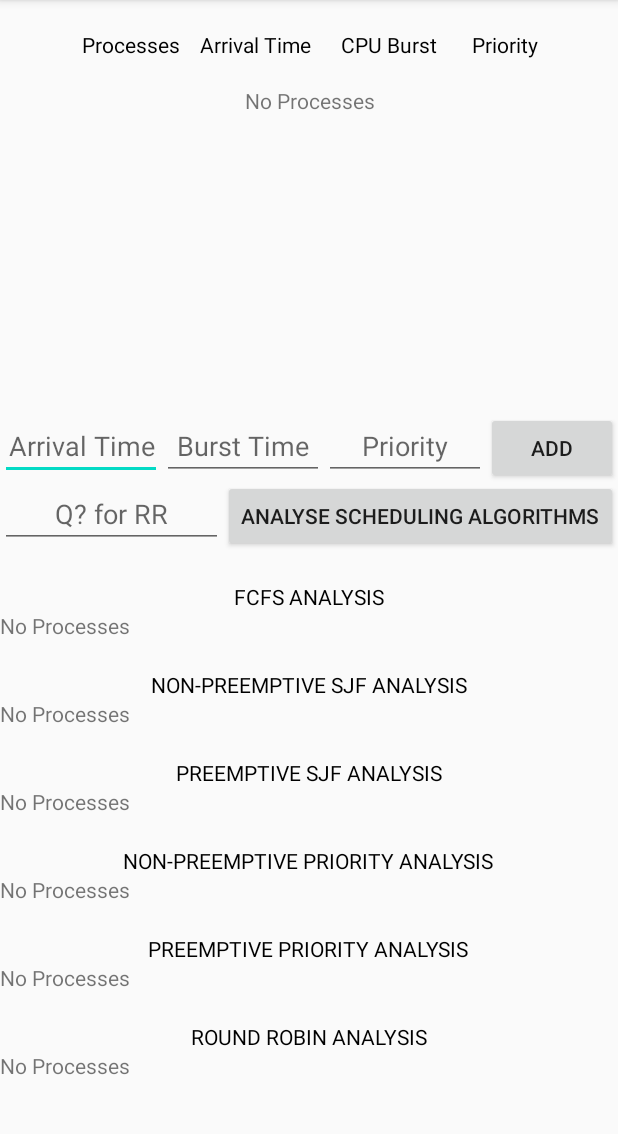
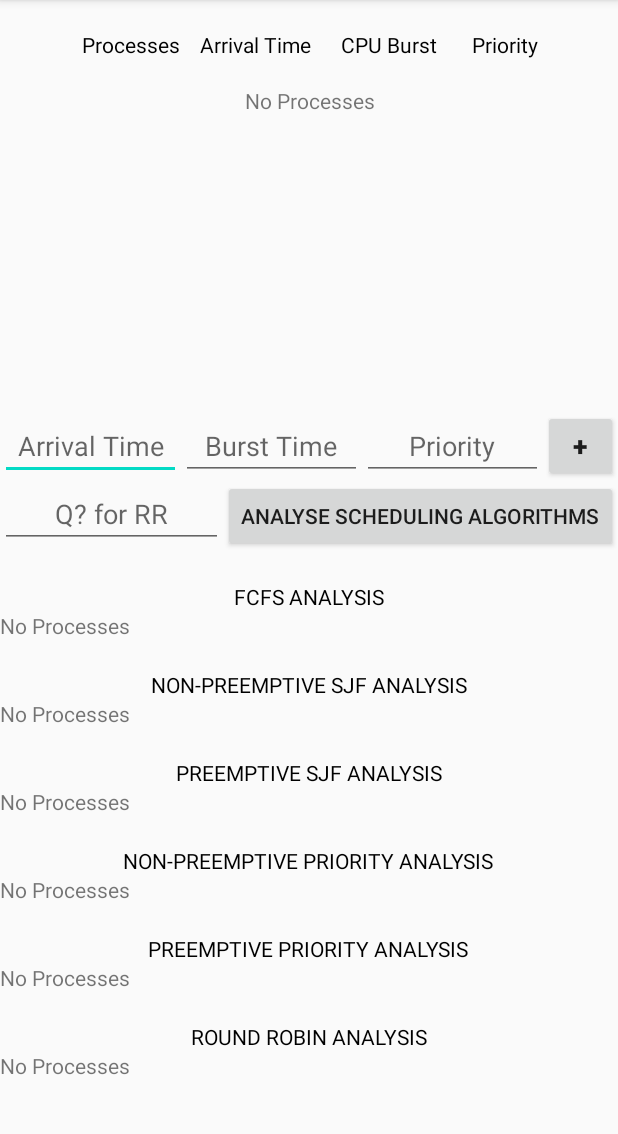
Before and after one commit to abhinandanarya06/CPU-Scheduling-Analyser, an Android app: the screen it shows after launch (MainActivity), on a phone screen of 412 x 824 dp, the part 84-1218 px from its top. Run offline under Robolectric (Android 15) with nearby library versions, the phone set to English and light mode, and no system bars; our stand-ins replace data binding.

Commit message:
Change button text Add to +

```diff
--- a/app/src/main/res/layout/activity_main.xml
+++ b/app/src/main/res/layout/activity_main.xml
@@ -91,9 +91,11 @@
 
     <Button
         android:id="@+id/add_inputs"
-        android:layout_width="wrap_content"
+        android:layout_width="50dp"
         android:layout_height="wrap_content"
         android:text="@string/add"
+        android:textSize="18sp"
+        android:textStyle="bold"
         app:layout_constraintBaseline_toBaselineOf="@+id/burst_input"
         app:layout_constraintEnd_toEndOf="parent"
         app:layout_constraintHorizontal_bias="0.5"
--- a/app/src/main/res/values/strings.xml
+++ b/app/src/main/res/values/strings.xml
@@ -4,7 +4,7 @@
     <string name="example_input">"P1                              0                                 8                          0"</string>
     <string name="no_processes">No Processes</string>
     <string name="q_for_rr">Q? for RR</string>
-    <string name="add">ADD</string>
+    <string name="add">+</string>
     <string name="analyse_scheduling_algorithms">Analyse Scheduling Algorithms</string>
     <string name="preemptive_sjf_analysis">PREEMPTIVE SJF ANALYSIS</string>
     <string name="non_preemptive_sjf_analysis">NON-PREEMPTIVE SJF ANALYSIS</string>
```
